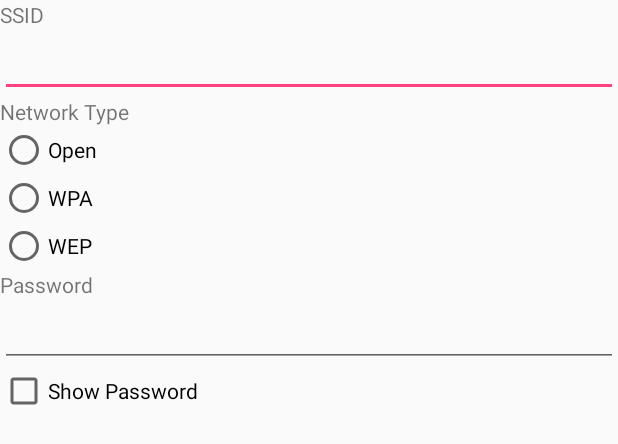
After one commit to CMU-CREATE-Lab/honeybee-application, an Android app: the layout dialog_network.xml on its own in the app's theme, with its tools: preview values and no code run, on a phone screen of 412 x 824 dp. The commit adds this screen. Shown: the top 444 px of the screen. Run offline under Robolectric (Android 15) with nearby library versions, the phone set to English and light mode, and no system bars.

Commit message:
android: Dialog menu with more options, to make way for manually specifying networks.

```diff
--- /dev/null
+++ b/android/app/src/main/res/layout/dialog_network.xml
@@ -0,0 +1,72 @@
+<?xml version="1.0" encoding="utf-8"?>
+<LinearLayout xmlns:android="http://schemas.android.com/apk/res/android"
+    android:orientation="vertical" android:layout_width="match_parent"
+    android:layout_height="match_parent">
+
+    <TextView
+        android:id="@+id/textView"
+        android:layout_width="match_parent"
+        android:layout_height="wrap_content"
+        android:text="SSID" />
+
+    <EditText
+        android:id="@+id/textFieldSSID"
+        android:layout_width="match_parent"
+        android:layout_height="wrap_content"
+        android:ems="10"
+        android:inputType="text" />
+
+    <TextView
+        android:id="@+id/textView3"
+        android:layout_width="match_parent"
+        android:layout_height="wrap_content"
+        android:text="Network Type" />
+
+    <RadioGroup
+        android:id="@+id/radioGroupNetworkType"
+        android:layout_width="match_parent"
+        android:layout_height="wrap_content">
+
+        <RadioButton
+            android:id="@+id/radioButton1"
+            android:layout_width="wrap_content"
+            android:layout_height="wrap_content"
+            android:layout_weight="1"
+            android:text="Open" />
+
+        <RadioButton
+            android:id="@+id/radioButton2"
+            android:layout_width="wrap_content"
+            android:layout_height="wrap_content"
+            android:layout_weight="1"
+            android:text="WPA" />
+
+        <RadioButton
+            android:id="@+id/radioButton3"
+            android:layout_width="wrap_content"
+            android:layout_height="wrap_content"
+            android:layout_weight="1"
+            android:text="WEP" />
+
+    </RadioGroup>
+
+    <TextView
+        android:id="@+id/textView2"
+        android:layout_width="match_parent"
+        android:layout_height="wrap_content"
+        android:text="Password" />
+
+    <EditText
+        android:id="@+id/textFieldPassword"
+        android:layout_width="match_parent"
+        android:layout_height="wrap_content"
+        android:ems="10"
+        android:inputType="textPassword" />
+
+    <CheckBox
+        android:id="@+id/checkBoxShowPassword"
+        android:layout_width="match_parent"
+        android:layout_height="wrap_content"
+        android:text="Show Password" />
+
+</LinearLayout>
```
Also changed, not shown: android/app/src/main/java/org/cmucreatelab/android/honeybee/ApplicationInterface.java (+4 -4 lines), android/app/src/main/java/org/cmucreatelab/android/honeybee/MainActivity.java (+33 -5 lines), android/app/src/main/java/org/cmucreatelab/android/honeybee/NetworkDialogHelper.java (added, +64 -0 lines), android/app/src/main/res/layout/dialog_password.xml (deleted, +0 -12 lines).
